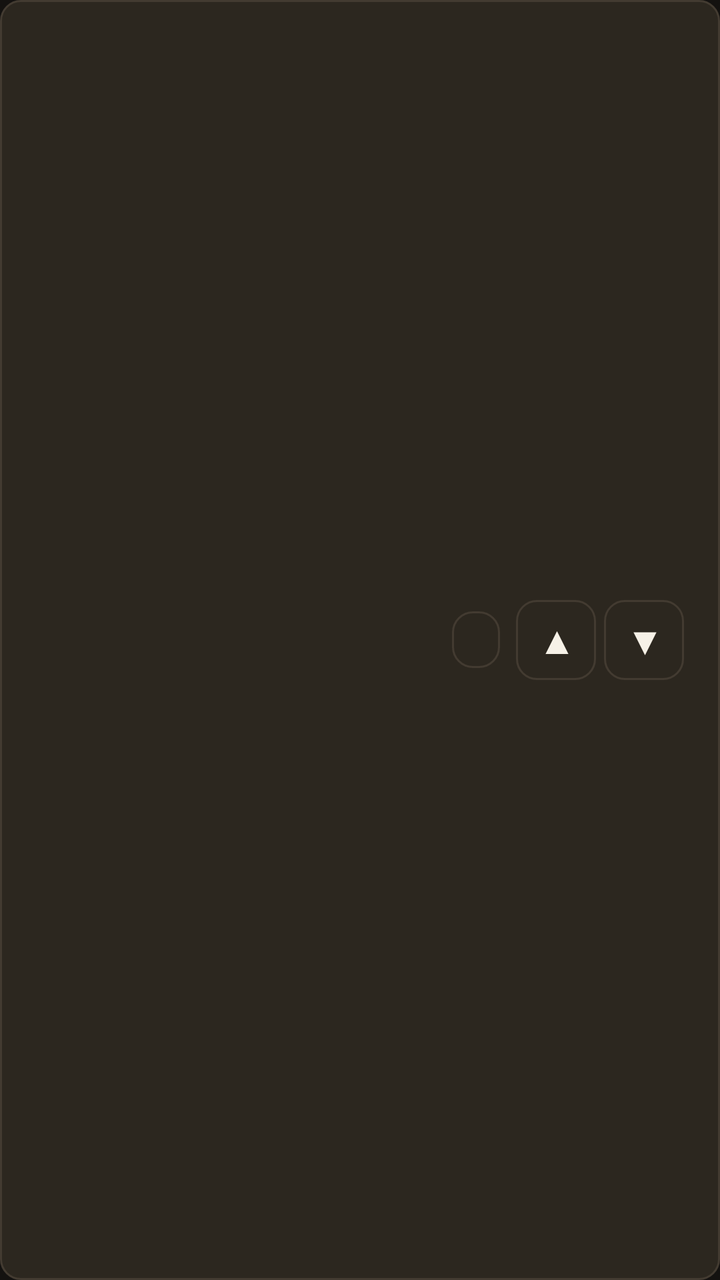
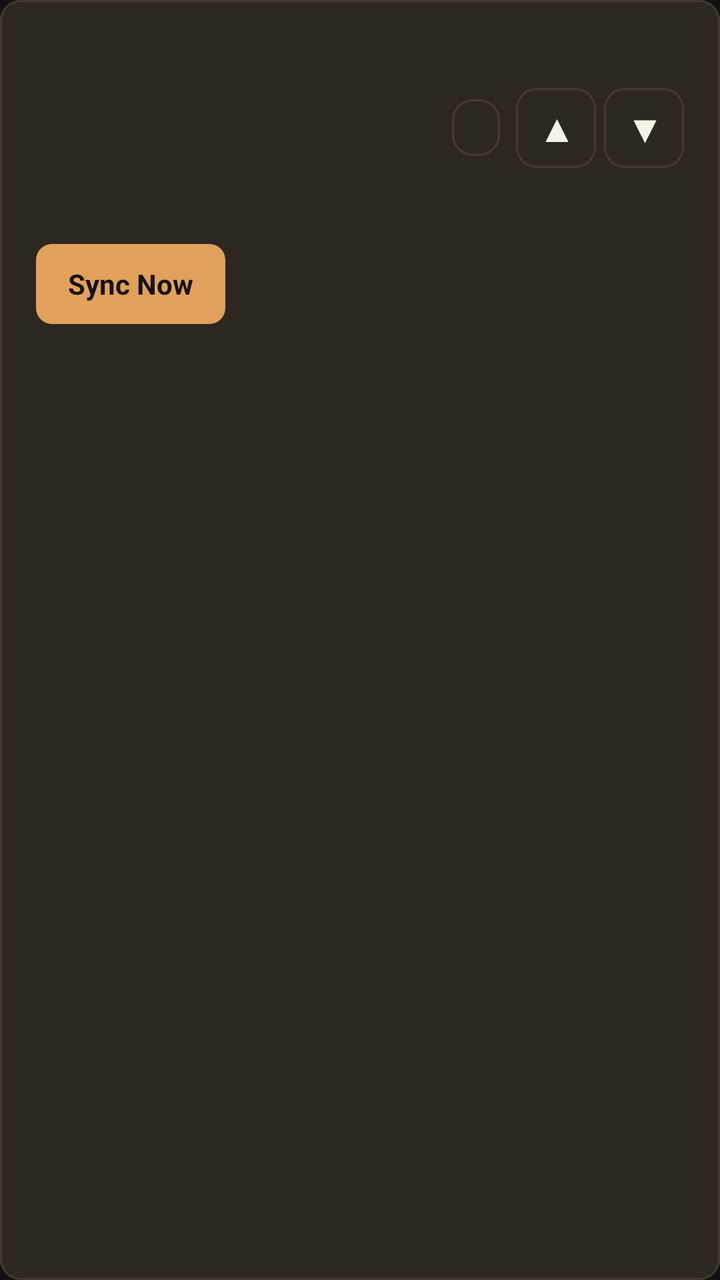

Compare the two renders of this Android layout. The source of the first and the diff that turns it into the second are given below.
<!-- AndroidManifest.xml: application theme Theme.OlympusIptv -->
<!-- res/layout/item_playlist.xml -->
<?xml version="1.0" encoding="utf-8"?>
<LinearLayout xmlns:android="http://schemas.android.com/apk/res/android"
    android:layout_width="match_parent"
    android:layout_height="wrap_content"
    android:layout_marginBottom="12dp"
    android:background="@drawable/bg_focusable"
    android:focusable="true"
    android:orientation="horizontal"
    android:padding="18dp">

    <LinearLayout
        android:layout_width="0dp"
        android:layout_height="wrap_content"
        android:layout_weight="1"
        android:orientation="vertical">

        <TextView
            android:id="@+id/name"
            android:layout_width="match_parent"
            android:layout_height="wrap_content"
            android:textColor="@color/text_primary"
            android:textSize="20sp"
            android:textStyle="bold" />

        <TextView
            android:id="@+id/meta"
            android:layout_width="match_parent"
            android:layout_height="wrap_content"
            android:layout_marginTop="4dp"
            android:textColor="@color/text_secondary"
            android:textSize="14sp" />
    </LinearLayout>

    <TextView
        android:id="@+id/typeBadge"
        android:layout_width="wrap_content"
        android:layout_height="wrap_content"
        android:layout_gravity="center_vertical"
        android:layout_marginEnd="8dp"
        android:background="@drawable/bg_panel"
        android:paddingHorizontal="12dp"
        android:paddingVertical="6dp"
        android:textColor="@color/accent"
        android:textSize="12sp"
        android:textStyle="bold" />

    <TextView
        android:id="@+id/btnMoveUp"
        android:layout_width="40dp"
        android:layout_height="40dp"
        android:layout_gravity="center_vertical"
        android:background="@drawable/bg_focusable"
        android:clickable="true"
        android:focusable="true"
        android:gravity="center"
        android:text="@string/playlist_move_up"
        android:textColor="@color/text_primary"
        android:textSize="18sp"
        android:textStyle="bold" />

    <TextView
        android:id="@+id/btnMoveDown"
        android:layout_width="40dp"
        android:layout_height="40dp"
        android:layout_gravity="center_vertical"
        android:layout_marginStart="4dp"
        android:background="@drawable/bg_focusable"
        android:clickable="true"
        android:focusable="true"
        android:gravity="center"
        android:text="@string/playlist_move_down"
        android:textColor="@color/text_primary"
        android:textSize="18sp"
        android:textStyle="bold" />
</LinearLayout>
<!-- resources referenced by this layout -->
<resources>
  <color name="accent">#E2A15A</color>
  <color name="text_primary">#F6F1E7</color>
  <color name="text_secondary">#C9BBA8</color>
  <!-- drawable bg_focusable (drawable) -->
  <?xml version="1.0" encoding="utf-8"?>
  <selector xmlns:android="http://schemas.android.com/apk/res/android">
      <item android:state_focused="true">
          <shape>
              <solid android:color="@color/bg_elevated" />
              <corners android:radius="10dp" />
              <stroke
                  android:width="2dp"
                  android:color="@color/focus" />
          </shape>
      </item>
      <item android:state_selected="true">
          <shape>
              <solid android:color="@color/accent_dim" />
              <corners android:radius="10dp" />
              <stroke
                  android:width="1dp"
                  android:color="@color/accent" />
          </shape>
      </item>
      <item>
          <shape>
              <solid android:color="@color/bg_panel" />
              <corners android:radius="10dp" />
              <stroke
                  android:width="1dp"
                  android:color="@color/stroke" />
          </shape>
      </item>
  </selector>
  <!-- drawable bg_panel (drawable) -->
  <?xml version="1.0" encoding="utf-8"?>
  <shape xmlns:android="http://schemas.android.com/apk/res/android">
      <solid android:color="@color/bg_panel" />
      <corners android:radius="10dp" />
      <stroke
          android:width="1dp"
          android:color="@color/stroke" />
  </shape>
  <string name="playlist_move_down">▼</string>
  <string name="playlist_move_up">▲</string>
  <style name="Theme.OlympusIptv" parent="Theme.AppCompat.NoActionBar">
          <item name="android:windowBackground">@color/bg</item>
          <item name="android:colorBackground">@color/bg</item>
          <item name="android:textColorPrimary">@color/text_primary</item>
          <item name="android:textColorSecondary">@color/text_secondary</item>
          <item name="colorPrimary">@color/accent</item>
          <item name="colorAccent">@color/accent</item>
          <item name="android:statusBarColor">@color/bg</item>
          <item name="android:navigationBarColor">@color/bg</item>
          <item name="android:windowFullscreen">true</item>
      </style>
  <color name="bg_elevated">#221F1A</color>
  <color name="focus">#F0C48A</color>
  <color name="accent_dim">#B07A38</color>
  <color name="bg_panel">#2C271F</color>
  <color name="stroke">#433B31</color>
  <color name="bg">#141210</color>
</resources>

<!-- the commit's change to res/layout/item_playlist.xml (unified diff, before → after) -->
@@ -5,71 +5,109 @@
     android:layout_marginBottom="12dp"
     android:background="@drawable/bg_focusable"
     android:focusable="true"
-    android:orientation="horizontal"
+    android:orientation="vertical"
     android:padding="18dp">
 
     <LinearLayout
-        android:layout_width="0dp"
+        android:layout_width="match_parent"
         android:layout_height="wrap_content"
-        android:layout_weight="1"
-        android:orientation="vertical">
+        android:gravity="center_vertical"
+        android:orientation="horizontal">
+
+        <LinearLayout
+            android:layout_width="0dp"
+            android:layout_height="wrap_content"
+            android:layout_weight="1"
+            android:orientation="vertical">
+
+            <TextView
+                android:id="@+id/name"
+                android:layout_width="match_parent"
+                android:layout_height="wrap_content"
+                android:textColor="@color/text_primary"
+                android:textSize="20sp"
+                android:textStyle="bold" />
+
+            <TextView
+                android:id="@+id/meta"
+                android:layout_width="match_parent"
+                android:layout_height="wrap_content"
+                android:layout_marginTop="4dp"
+                android:textColor="@color/text_secondary"
+                android:textSize="14sp" />
+
+            <TextView
+                android:id="@+id/counts"
+                android:layout_width="match_parent"
+                android:layout_height="wrap_content"
+                android:layout_marginTop="6dp"
+                android:textColor="@color/text_primary"
+                android:textSize="13sp" />
+
+            <TextView
+                android:id="@+id/syncedAt"
+                android:layout_width="match_parent"
+                android:layout_height="wrap_content"
+                android:layout_marginTop="2dp"
+                android:textColor="@color/text_secondary"
+                android:textSize="12sp" />
+        </LinearLayout>
 
         <TextView
-            android:id="@+id/name"
-            android:layout_width="match_parent"
+            android:id="@+id/typeBadge"
+            android:layout_width="wrap_content"
             android:layout_height="wrap_content"
-            android:textColor="@color/text_primary"
-            android:textSize="20sp"
+            android:layout_gravity="center_vertical"
+            android:layout_marginEnd="8dp"
+            android:background="@drawable/bg_panel"
+            android:paddingHorizontal="12dp"
+            android:paddingVertical="6dp"
+            android:textColor="@color/accent"
+            android:textSize="12sp"
             android:textStyle="bold" />
 
         <TextView
-            android:id="@+id/meta"
-            android:layout_width="match_parent"
-            android:layout_height="wrap_content"
-            android:layout_marginTop="4dp"
-            android:textColor="@color/text_secondary"
-            android:textSize="14sp" />
+            android:id="@+id/btnMoveUp"
+            android:layout_width="40dp"
+            android:layout_height="40dp"
+            android:layout_gravity="center_vertical"
+            android:background="@drawable/bg_focusable"
+            android:clickable="true"
+            android:focusable="true"
+            android:gravity="center"
+            android:text="@string/playlist_move_up"
+            android:textColor="@color/text_primary"
+            android:textSize="18sp"
+            android:textStyle="bold" />
+
+        <TextView
+            android:id="@+id/btnMoveDown"
+            android:layout_width="40dp"
+            android:layout_height="40dp"
+            android:layout_gravity="center_vertical"
+            android:layout_marginStart="4dp"
+            android:background="@drawable/bg_focusable"
+            android:clickable="true"
+            android:focusable="true"
+            android:gravity="center"
+            android:text="@string/playlist_move_down"
+            android:textColor="@color/text_primary"
+            android:textSize="18sp"
+            android:textStyle="bold" />
     </LinearLayout>
 
     <TextView
-        android:id="@+id/typeBadge"
+        android:id="@+id/btnSync"
         android:layout_width="wrap_content"
-        android:layout_height="wrap_content"
-        android:layout_gravity="center_vertical"
-        android:layout_marginEnd="8dp"
-        android:background="@drawable/bg_panel"
-        android:paddingHorizontal="12dp"
-        android:paddingVertical="6dp"
-        android:textColor="@color/accent"
-        android:textSize="12sp"
-        android:textStyle="bold" />
-
-    <TextView
-        android:id="@+id/btnMoveUp"
-        android:layout_width="40dp"
         android:layout_height="40dp"
-        android:layout_gravity="center_vertical"
-        android:background="@drawable/bg_focusable"
+        android:layout_marginTop="12dp"
+        android:background="@drawable/bg_button"
         android:clickable="true"
         android:focusable="true"
         android:gravity="center"
-        android:text="@string/playlist_move_up"
-        android:textColor="@color/text_primary"
-        android:textSize="18sp"
-        android:textStyle="bold" />
-
-    <TextView
-        android:id="@+id/btnMoveDown"
-        android:layout_width="40dp"
-        android:layout_height="40dp"
-        android:layout_gravity="center_vertical"
-        android:layout_marginStart="4dp"
-        android:background="@drawable/bg_focusable"
-        android:clickable="true"
-        android:focusable="true"
-        android:gravity="center"
-        android:text="@string/playlist_move_down"
-        android:textColor="@color/text_primary"
-        android:textSize="18sp"
+        android:paddingHorizontal="16dp"
+        android:text="@string/playlist_sync_now"
+        android:textColor="@color/bg"
+        android:textSize="14sp"
         android:textStyle="bold" />
 </LinearLayout>
<!-- resource entries referenced after the edit -->
@@ -3,6 +3,28 @@
   <color name="accent">#E2A15A</color>
   <color name="text_primary">#F6F1E7</color>
   <color name="text_secondary">#C9BBA8</color>
+  <!-- drawable bg_button (drawable) -->
+  <?xml version="1.0" encoding="utf-8"?>
+  <selector xmlns:android="http://schemas.android.com/apk/res/android">
+      <item android:state_focused="true">
+          <shape>
+              <solid android:color="@color/focus" />
+              <corners android:radius="8dp" />
+          </shape>
+      </item>
+      <item android:state_pressed="true">
+          <shape>
+              <solid android:color="@color/accent_dim" />
+              <corners android:radius="8dp" />
+          </shape>
+      </item>
+      <item>
+          <shape>
+              <solid android:color="@color/accent" />
+              <corners android:radius="8dp" />
+          </shape>
+      </item>
+  </selector>
   <!-- drawable bg_focusable (drawable) -->
   <?xml version="1.0" encoding="utf-8"?>
   <selector xmlns:android="http://schemas.android.com/apk/res/android">
@@ -45,6 +67,7 @@
   </shape>
   <string name="playlist_move_down">▼</string>
   <string name="playlist_move_up">▲</string>
+  <string name="playlist_sync_now">Sync Now</string>
   <style name="Theme.OlympusIptv" parent="Theme.AppCompat.NoActionBar">
           <item name="android:windowBackground">@color/bg</item>
           <item name="android:colorBackground">@color/bg</item>
